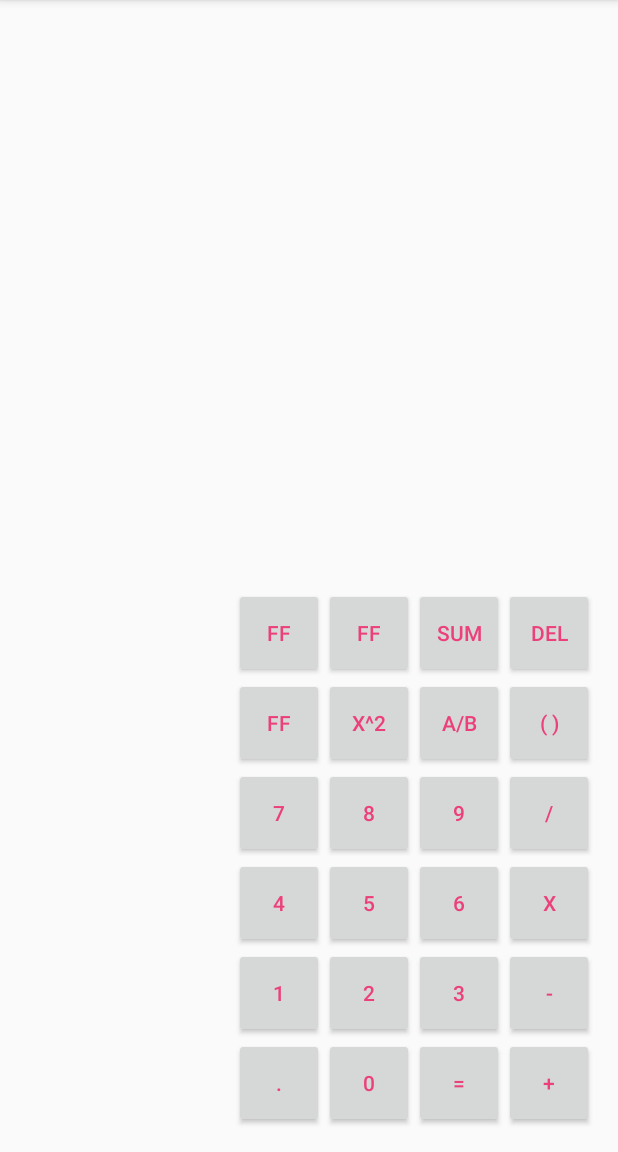
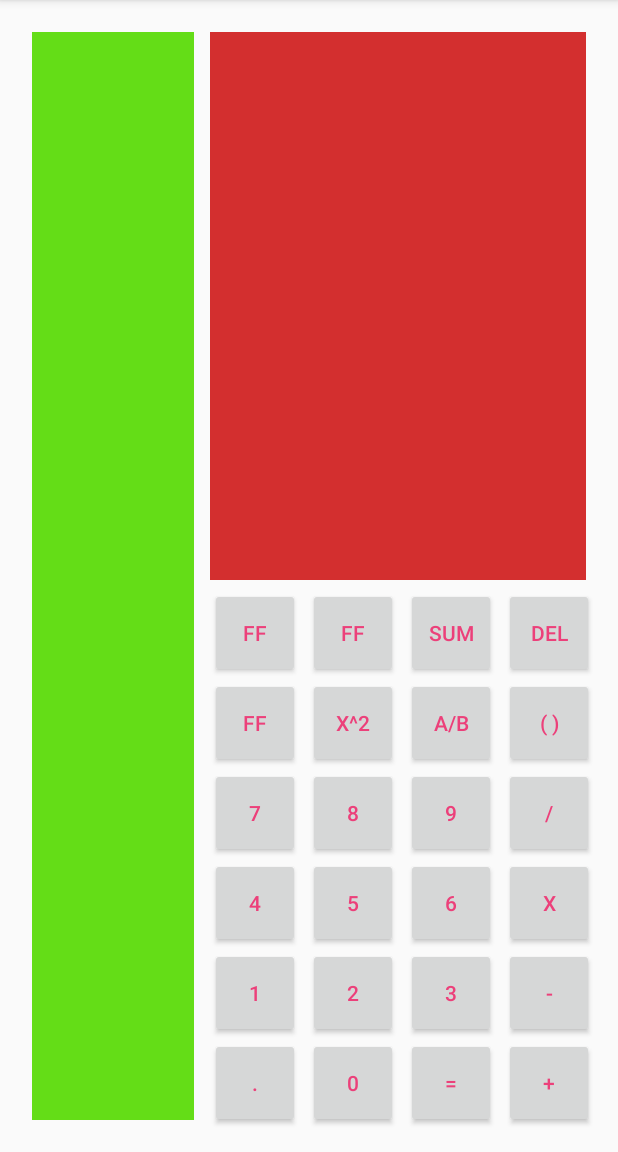
Before and after one commit to asimminhas001/androidCalculator, an Android app: the screen it shows after launch (MainActivity), on a phone screen of 412 x 824 dp, the part 84-1236 px from its top. Run offline under Robolectric (Android 15) with nearby library versions, the phone set to English and light mode, and no system bars.

Commit message:
added history and output views

```diff
--- a/app/src/main/res/layout/activity_main.xml
+++ b/app/src/main/res/layout/activity_main.xml
@@ -10,40 +10,54 @@
     android:paddingTop="@dimen/activity_vertical_margin"
     tools:context="kamal.calculator.MainActivity">
 
+    <!--output-->
+    <TextView
+        android:id="@+id/output"
+        android:layout_toRightOf="@+id/history_col"
+        android:layout_above="@+id/col1"
+        style="@style/OutputResults"/>
+
+    <!--first column-->
     <LinearLayout
         android:id="@+id/col1"
         android:layout_width="wrap_content"
         android:layout_height="wrap_content"
         android:layout_alignParentBottom="true"
+        android:layout_alignParentEnd="true"
         android:layout_alignParentRight="true"
-        android:layout_alignParentEnd="true"
         android:orientation="vertical">
 
+        <!--| del |-->
         <Button
+            style="@style/MainCalcOperands"
             android:text="@string/del"
+            />
+
+        <!--| ( ) |-->
+        <Button
             style="@style/MainCalcOperands"
-            />
+            android:text="@string/brackets"/>
+
+        <!--| / |-->
         <Button
-            android:text="@string/brackets"
-            style="@style/MainCalcOperands"/>
+            style="@style/MainCalcOperands"
+            android:text="@string/div"/>
+        <!--| x |-->
+        <Button
+            style="@style/MainCalcOperands"
+            android:text="@string/mul"/>
 
+        <!--| - |-->
         <Button
-            android:text="@string/div"
-            style="@style/MainCalcOperands"/>
-
+            style="@style/MainCalcOperands"
+            android:text="@string/sub"/>
+        <!--| + |-->
         <Button
-            android:text="@string/mul"
-            style="@style/MainCalcOperands"/>
-
-        <Button
-            android:text="@string/sub"
-            style="@style/MainCalcOperands"/>
-
-        <Button
-            android:text="@string/add"
-            style="@style/MainCalcOperands"/>
+            style="@style/MainCalcOperands"
+            android:text="@string/add"/>
     </LinearLayout>
 
+    <!--second column-->
     <LinearLayout
         android:id="@+id/col2"
         android:layout_width="wrap_content"
@@ -52,31 +66,39 @@
         android:layout_toLeftOf="@id/col1"
         android:orientation="vertical">
 
+        <!--| sum |-->
         <Button
+            style="@style/MainCalcOperands"
             android:text="@string/sum"
+            />
+
+        <!--| A/B |-->
+        <Button
             style="@style/MainCalcOperands"
-            />
+            android:text="@string/fractions"/>
+
+        <!--| 9 |-->
         <Button
-            android:text="@string/fractions"
-            style="@style/MainCalcOperands"/>
+            style="@style/MainCalcOperands"
+            android:text="@string/nine"/>
 
+        <!--| 6 |-->
         <Button
-            android:text="@string/nine"
-            style="@style/MainCalcOperands"/>
+            style="@style/MainCalcOperands"
+            android:text="@string/six"/>
 
+        <!--| 3 |-->
         <Button
-            android:text="@string/six"
-            style="@style/MainCalcOperands"/>
+            style="@style/MainCalcOperands"
+            android:text="@string/three"/>
 
+        <!--| = |-->
         <Button
-            android:text="@string/three"
-            style="@style/MainCalcOperands"/>
-
-        <Button
-            android:text="@string/eq"
-            style="@style/MainCalcOperands"/>
+            style="@style/MainCalcOperands"
+            android:text="@string/eq"/>
     </LinearLayout>
 
+    <!--third column-->
     <LinearLayout
         android:id="@+id/col3"
         android:layout_width="wrap_content"
@@ -85,31 +107,40 @@
         android:layout_toLeftOf="@id/col2"
         android:orientation="vertical">
 
+        <!--| FF |-->
         <Button
+            style="@style/MainCalcOperands"
             android:text="@string/F3"
+            />
+
+        <!--| x^2 |-->
+        <Button
             style="@style/MainCalcOperands"
-            />
+            android:text="@string/sq"/>
+
+        <!--| 8 |-->
         <Button
-            android:text="@string/sq"
-            style="@style/MainCalcOperands"/>
+            style="@style/MainCalcOperands"
+            android:text="@string/eight"/>
 
+        <!--| 5 |-->
         <Button
-            android:text="@string/eight"
-            style="@style/MainCalcOperands"/>
+            style="@style/MainCalcOperands"
+            android:text="@string/five"/>
 
+        <!--| 2 |-->
         <Button
-            android:text="@string/five"
-            style="@style/MainCalcOperands"/>
+            style="@style/MainCalcOperands"
+            android:text="@string/two"/>
 
+        <!--| 0 |-->
         <Button
-            android:text="@string/two"
-            style="@style/MainCalcOperands"/>
+            style="@style/MainCalcOperands"
+            android:text="@string/zero"/>
 
-        <Button
-            android:text="@string/zero"
-            style="@style/MainCalcOperands"/>
     </LinearLayout>
 
+    <!--fourth column-->
     <LinearLayout
         android:id="@+id/col4"
         android:layout_width="wrap_content"
@@ -118,29 +149,45 @@
         android:layout_toLeftOf="@id/col3"
         android:orientation="vertical">
 
+        <!--| FF |-->
         <Button
-            android:text="@string/f42"
             style="@style/MainCalcOperands"
-            />
+            android:text="@string/f42"/>
+
+        <!--| FF |-->
         <Button
-            android:text="@string/f41"
-            style="@style/MainCalcOperands"/>
+            style="@style/MainCalcOperands"
+            android:text="@string/f41"/>
 
+        <!--| 7 |-->
         <Button
-            android:text="@string/seven"
-            style="@style/MainCalcOperands"/>
+            style="@style/MainCalcOperands"
+            android:text="@string/seven"/>
 
+        <!--| 4 |-->
         <Button
-            android:text="@string/four"
-            style="@style/MainCalcOperands"/>
+            style="@style/MainCalcOperands"
+            android:text="@string/four"/>
 
+        <!--| 1 |-->
         <Button
-            android:text="@string/one"
-            style="@style/MainCalcOperands"/>
+            style="@style/MainCalcOperands"
+            android:text="@string/one"/>
 
+        <!--| . |-->
         <Button
-            android:text="@string/period"
-            style="@style/MainCalcOperands"/>
+            style="@style/MainCalcOperands"
+            android:text="@string/period"/>
+    </LinearLayout>
+
+    <LinearLayout
+        android:id="@+id/history_col"
+        style="@style/MainCalcHistory"
+        android:layout_margin="5dp"
+        android:layout_toLeftOf="@id/col4"
+        android:background="#64dd17"
+        android:orientation="vertical">
+
     </LinearLayout>
 
 </RelativeLayout>
--- a/app/src/main/res/values/strings.xml
+++ b/app/src/main/res/values/strings.xml
@@ -3,7 +3,7 @@
     <!--col1-->
     <string name="add">+</string>
     <string name="sub">-</string>
-    <string name="mul">X</string>
+    <string name="mul">x</string>
     <string name="div">/</string>
     <string name="brackets">( )</string>
     <string name="del">del</string>
--- a/app/src/main/res/values/styles.xml
+++ b/app/src/main/res/values/styles.xml
@@ -8,12 +8,33 @@
         <item name="colorAccent">@color/colorAccent</item>
     </style>
 
+    <!--output styles-->
+    <style name="OutputResults">
+        <item name="android:layout_margin">5dp</item>
+        <item name="android:background">#d32f2f</item>
+        <item name="android:textColor">#212121</item>
+        <item name="android:gravity">right|bottom</item>
+        <item name="android:layout_width">match_parent</item>
+        <item name="android:layout_height">match_parent</item>
+        <item name="android:padding">5dp</item>
+        <item name="android:text"> </item>
+    </style>
+
     <!--Button styles-->
     <style name="MainCalcOperands">
         <item name="android:textSize">14sp</item>
         <item name="android:textColor">#ec407a</item>
         <item name="android:layout_height">60dp</item>
         <item name="android:layout_width">60dp</item>
-        <item name="android:itemBackground">#448aff</item>
+        <item name="android:layout_marginLeft">5dp</item>
     </style>
+
+    <!--History-->
+    <style name="MainCalcHistory">
+        <item name="android:textSize">14sp</item>
+        <item name="android:textColor">#ec407a</item>
+        <item name="android:layout_width">120dp</item>
+        <item name="android:layout_height">match_parent</item>
+    </style>
+
 </resources>
```
